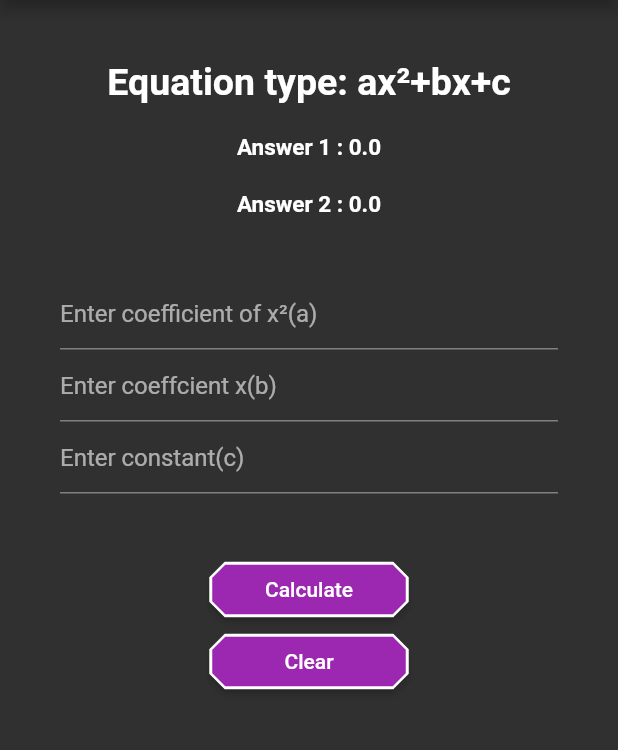
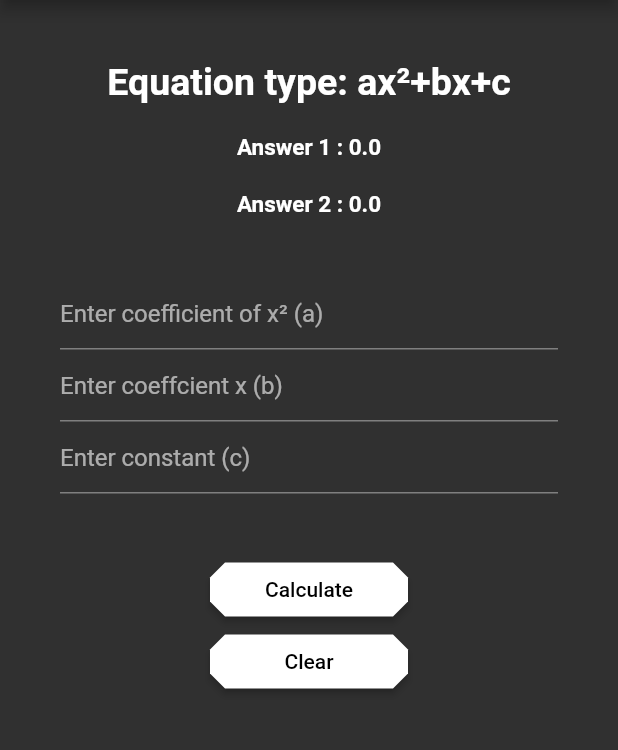
Before and after one commit to mdinoshc/flutter_cal, a Flutter app: the screen it shows after launch, after a tap on "Quadratic Equation Calculator", on a phone screen of 412 x 824 dp, the part 84-834 px from its top. Run offline on Flutter 3.47's test engine with Material 2 defaults, Android fonts, the phone set to English and light mode, and no system bars.

Commit message:
first commit

```diff
--- a/lib/home_page.dart
+++ b/lib/home_page.dart
@@ -215,6 +215,10 @@ class HomePageState extends State<HomePage> {
                           MaterialPageRoute(builder: (context) => Qec()),
                         );
                       },
+                      style: ElevatedButton.styleFrom(
+                        primary: Colors.white,
+                        onPrimary: Colors.black,
+                      ),
                       child: Container(
                           width: 200,
                           child: Center(
--- a/lib/qec.dart
+++ b/lib/qec.dart
@@ -96,7 +96,7 @@ class Q_ec extends State<Qec> {
               new TextField(
                 keyboardType: TextInputType.number,
                 decoration:
-                    new InputDecoration(hintText: "Enter coefficient of x²(a)"),
+                    new InputDecoration(hintText: "Enter coefficient of x² (a)"),
                 controller: t1,
               ),
               // new Text(
@@ -110,7 +110,7 @@ class Q_ec extends State<Qec> {
               new TextField(
                 keyboardType: TextInputType.number,
                 decoration:
-                    new InputDecoration(hintText: "Enter coeffcient x(b)"),
+                    new InputDecoration(hintText: "Enter coeffcient x (b)"),
                 controller: t2,
               ),
               // new Text(
@@ -123,7 +123,7 @@ class Q_ec extends State<Qec> {
               // ),
               new TextField(
                 keyboardType: TextInputType.number,
-                decoration: new InputDecoration(hintText: "Enter constant(c)"),
+                decoration: new InputDecoration(hintText: "Enter constant (c)"),
                 controller: t3,
               ),
               new Padding(
@@ -133,7 +133,9 @@ class Q_ec extends State<Qec> {
                   onPressed: doCalculate,
                   style: ElevatedButton.styleFrom(
                     shape: const BeveledRectangleBorder(borderRadius: BorderRadius.all(Radius.circular(10))),
-                    side: BorderSide(color: Colors.white),
+                    // side: BorderSide(color: Colors.white),
+                    primary: Colors.white,
+                    onPrimary: Colors.black,
                   ),
                   child: Container(
                       color: Colors.transparent,
@@ -145,7 +147,9 @@ class Q_ec extends State<Qec> {
                   onPressed: doClear,
                   style: ElevatedButton.styleFrom(
                     shape: const BeveledRectangleBorder(borderRadius: BorderRadius.all(Radius.circular(10))),
-                    side: BorderSide(color: Colors.white),
+                    // side: BorderSide(color: Colors.white),
+                    primary: Colors.white,
+                    onPrimary: Colors.black,
                   ),
                   child: Container(
                       width: 100,
```
